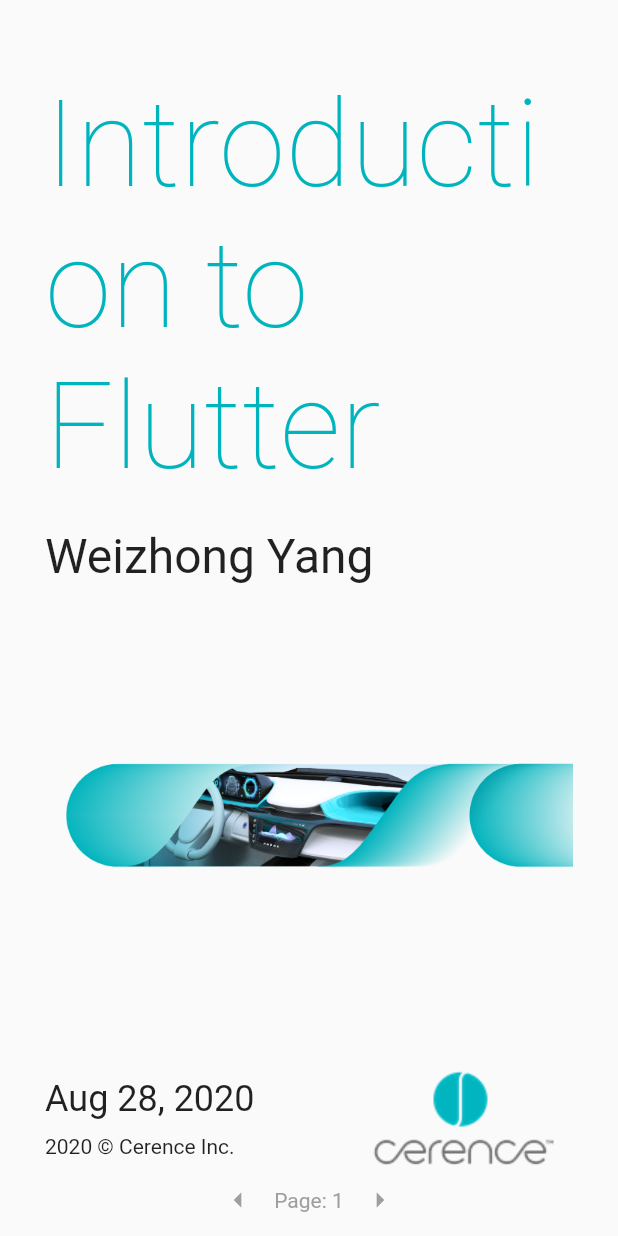
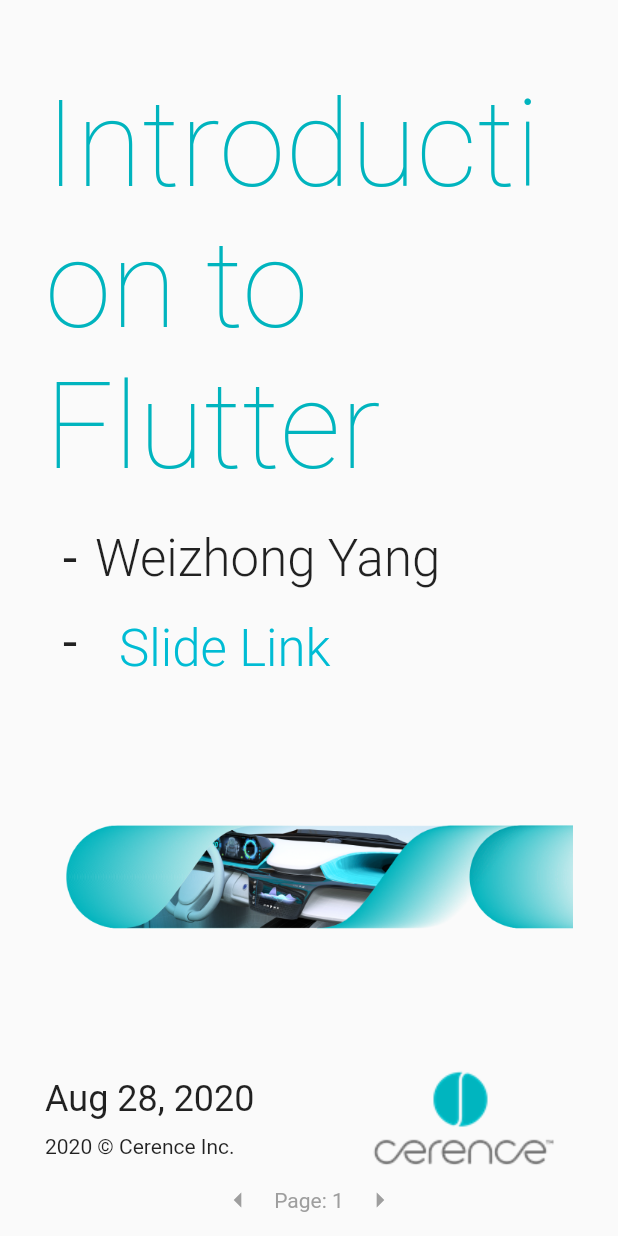
Before and after one commit to zonble/cerence_slide, a Flutter app: the screen it shows after launch, on a phone screen of 412 x 824 dp. Run offline on Flutter 3.47's test engine with Material 2 defaults, Android fonts, the phone set to English and light mode, and no system bars; our stand-ins replace bloc, flutter_bloc, flutter_tts, youtube_player_iframe; missing offline and left inert: flutter_syntax_view, flutter_turtle; Roboto replaces fonts that are missing (Helvetica Neue).

Commit message:
Tunes layout for web.

```diff
--- a/lib/main.dart
+++ b/lib/main.dart
@@ -14,6 +14,7 @@
 import 'pages/flutter_patterns.dart';
 import 'pages/getting_started.dart';
 import 'pages/getting_started_editor.dart';
+import 'pages/live_coding.dart';
 import 'pages/provider_tree.dart';
 import 'pages/state_management.dart';
 import 'pages/tree.dart';
@@ -106,6 +107,7 @@
                 GettingStartedEditor(),
                 NewProject(),
                 FlutterPackageTypes(),
+                LiveCoding(),
               ],
             ),
             SafeArea(
--- a/lib/pages/cover.dart
+++ b/lib/pages/cover.dart
@@ -11,7 +11,8 @@
         crossAxisAlignment: CrossAxisAlignment.start,
         children: [
           H1('Introduction to Flutter'),
-          Text('Weizhong Yang', style: TextStyle(fontSize: 32)),
+          Bullet('Weizhong Yang'),
+          Bullet('Slide Link', link: 'https://zonble.net/cerence_flutter'),
           Spacer(),
           Image.asset('images/banner.png'),
           Spacer(),
--- a/lib/styles.dart
+++ b/lib/styles.dart
@@ -24,7 +24,6 @@
     );
   }
 }
-
 
 class H2 extends StatelessWidget {
   final String text;
@@ -69,24 +68,23 @@
                 padding: EdgeInsets.only(left: 12.0 + level * 30, right: 12.0),
                 child: Text('-', style: TextStyle(fontSize: 34)),
               ),
-              link != null ? buildLink() : buildText(),
+              Flexible(
+                child: link != null ? buildLink() : buildText(),
+              ),
             ],
           )),
     );
   }
 
-  Widget buildLink() => Flexible(
-        child: InkWell(
-          onTap: () => launch(this.link),
-          child: buildText(color: Colors.cyan),
-        ),
+  Widget buildLink() => FlatButton(
+        onPressed: () => launch(this.link),
+        child: buildText(color: Colors.cyan),
       );
 
-  Widget buildText({Color color}) => Flexible(
-      child: Text(this.text,
-          style: TextStyle(
-              fontSize: 34,
-              fontFamily: 'Helvetica Neue',
-              fontWeight: FontWeight.w300,
-              color: color)));
+  Widget buildText({Color color}) => Text(this.text,
+      style: TextStyle(
+          fontSize: 34,
+          fontFamily: 'Helvetica Neue',
+          fontWeight: FontWeight.w300,
+          color: color));
 }
```
Also changed, not shown: lib/pages/live_coding.dart (added, +13 -0 lines).
